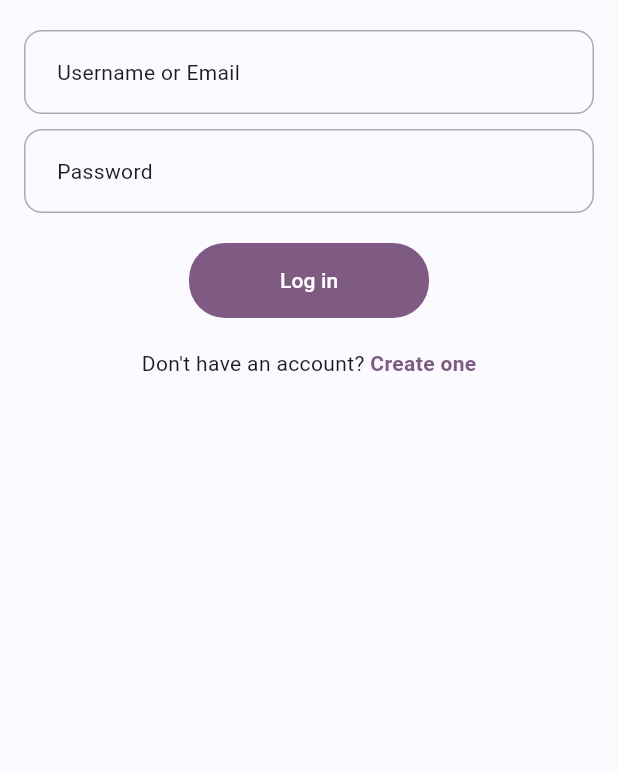
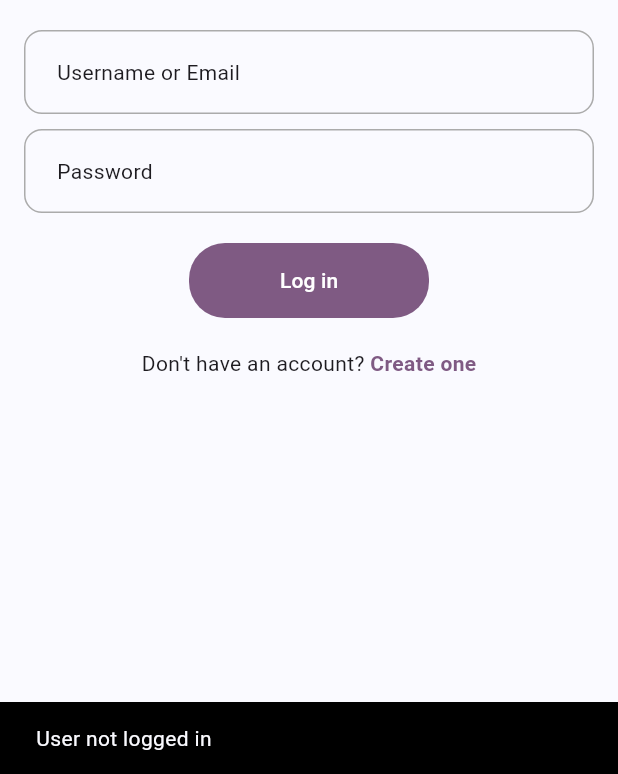
Before and after one commit to araaavind/semaphore, a Flutter app: the first screen one second after launch, on a phone screen of 412 x 824 dp, the part 462-1236 px from its top. Run offline on Flutter 3.47's test engine with Material 3 defaults, Android fonts, the phone set to English and light mode, and no system bars; our stand-ins replace adaptive_theme, dio, flutter_bloc, fpdart, get_it, shared_preferences.

Commit message:
app: persisting and restoring logged in user

```diff
--- a/app/lib/features/auth/data/repositories/auth_repository_impl.dart
+++ b/app/lib/features/auth/data/repositories/auth_repository_impl.dart
@@ -50,4 +50,10 @@ class AuthRepositoryImpl implements AuthRepository {
       return left(Failure(e.message));
     }
   }
+
+  @override
+  Either<Failure, UserModel> get currentUser =>
+      remoteDatasource.currentUser == null
+          ? left(Failure('User not logged in'))
+          : right(remoteDatasource.currentUser!);
 }
--- a/app/lib/features/auth/domain/repositories/auth_repository.dart
+++ b/app/lib/features/auth/domain/repositories/auth_repository.dart
@@ -3,6 +3,8 @@ import 'package:app/core/errors/failures.dart';
 import 'package:fpdart/fpdart.dart';
 
 abstract interface class AuthRepository {
+  Either<Failure, User> get currentUser;
+
   Future<Either<Failure, User>> signupWithPassword({
     required String fullName,
     required String email,
--- /dev/null
+++ b/app/lib/features/auth/domain/usecases/current_user.dart
@@ -0,0 +1,16 @@
+import 'package:app/core/common/entities/user.dart';
+import 'package:app/core/errors/failures.dart';
+import 'package:app/core/usecase/usecase.dart';
+import 'package:app/features/auth/domain/repositories/auth_repository.dart';
+import 'package:fpdart/fpdart.dart';
+
+class CurrentUser implements Usecase<User, NoParams> {
+  final AuthRepository authRepository;
+
+  CurrentUser(this.authRepository);
+
+  @override
+  Future<Either<Failure, User>> call(NoParams params) async {
+    return authRepository.currentUser;
+  }
+}
--- a/app/lib/features/auth/presentation/bloc/auth_bloc.dart
+++ b/app/lib/features/auth/presentation/bloc/auth_bloc.dart
@@ -1,5 +1,7 @@
 import 'package:app/core/common/cubits/app_user/app_user_cubit.dart';
 import 'package:app/core/common/entities/user.dart';
+import 'package:app/core/usecase/usecase.dart';
+import 'package:app/features/auth/domain/usecases/current_user.dart';
 import 'package:app/features/auth/domain/usecases/user_login.dart';
 import 'package:app/features/auth/domain/usecases/user_signup.dart';
 import 'package:flutter/material.dart';
@@ -10,20 +12,40 @@ part 'auth_event.dart';
 part 'auth_state.dart';
 
 class AuthBloc extends Bloc<AuthEvent, AuthState> {
+  final CurrentUser _currentUser;
   final UserSignup _userSignup;
   final UserLogin _userLogin;
   final AppUserCubit _appUserCubit;
 
   AuthBloc({
+    required CurrentUser currentUser,
     required UserSignup userSignup,
     required UserLogin userLogin,
     required AppUserCubit appUserCubit,
-  })  : _userSignup = userSignup,
+  })  : _currentUser = currentUser,
+        _userSignup = userSignup,
         _userLogin = userLogin,
         _appUserCubit = appUserCubit,
         super(AuthInitial()) {
+    on<AuthCurrentUserEvent>(_onAuthCurrentUser);
     on<AuthSignupEvent>(_onAuthSignup);
     on<AuthLoginEvent>(_onAuthLogin);
+  }
+
+  void _onAuthCurrentUser(
+    AuthCurrentUserEvent event,
+    Emitter<AuthState> emit,
+  ) async {
+    emit(AuthLoading());
+    final res = await _currentUser(NoParams());
+    switch (res) {
+      case Left(value: final l):
+        emit(AuthFailure(l.message));
+        break;
+      case Right(value: final r):
+        _emitAuthSuccess(r, emit);
+        break;
+    }
   }
 
   void _onAuthSignup(AuthSignupEvent event, Emitter<AuthState> emit) async {
--- a/app/lib/features/auth/presentation/bloc/auth_event.dart
+++ b/app/lib/features/auth/presentation/bloc/auth_event.dart
@@ -26,3 +26,5 @@ final class AuthLoginEvent extends AuthEvent {
     required this.password,
   });
 }
+
+final class AuthCurrentUserEvent extends AuthEvent {}
--- a/app/lib/main.dart
+++ b/app/lib/main.dart
@@ -2,6 +2,7 @@ import 'package:adaptive_theme/adaptive_theme.dart';
 import 'package:app/core/common/cubits/app_user/app_user_cubit.dart';
 import 'package:app/features/auth/presentation/bloc/auth_bloc.dart';
 import 'package:app/features/auth/presentation/pages/login_page.dart';
+import 'package:app/features/wall/presentation/wall_page.dart';
 import 'package:app/init_dependencies.dart';
 import 'package:flutter/material.dart';
 import 'package:flutter_bloc/flutter_bloc.dart';
@@ -26,8 +27,19 @@ void main() async {
   );
 }
 
-class SemaphoreApp extends StatelessWidget {
+class SemaphoreApp extends StatefulWidget {
   const SemaphoreApp({super.key});
+
+  @override
+  State<SemaphoreApp> createState() => _SemaphoreAppState();
+}
+
+class _SemaphoreAppState extends State<SemaphoreApp> {
+  @override
+  void initState() {
+    super.initState();
+    context.read<AuthBloc>().add(AuthCurrentUserEvent());
+  }
 
   @override
   Widget build(BuildContext context) {
@@ -40,7 +52,17 @@ class SemaphoreApp extends StatelessWidget {
         title: 'Semaphore',
         theme: theme,
         darkTheme: darkTheme,
-        home: const LoginPage(),
+        home: BlocSelector<AppUserCubit, AppUserState, bool>(
+          selector: (state) {
+            return state is AppUserLoggedIn;
+          },
+          builder: (context, isLoggedIn) {
+            if (isLoggedIn) {
+              return const WallPage();
+            }
+            return const LoginPage();
+          },
+        ),
       ),
     );
   }
```
Also changed, not shown: app/lib/features/auth/data/datasources/auth_remote_datasource.dart (+11 -1 lines), app/lib/features/wall/presentation/wall_page.dart (+16 -0 lines), app/lib/init_dependencies.dart (+7 -0 lines).
